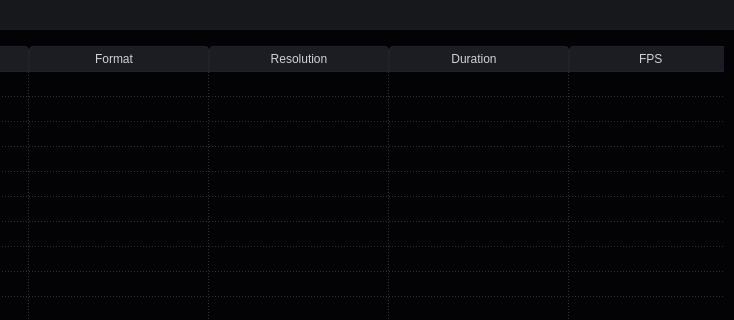
The window that app/mainwindow.ui (CineEncoder/cine-encoder) describes before a commit, drawn with Qt 5; both pictures show x 161 to 895 and y 0 to 320 of the 895 by 670 pixel window.
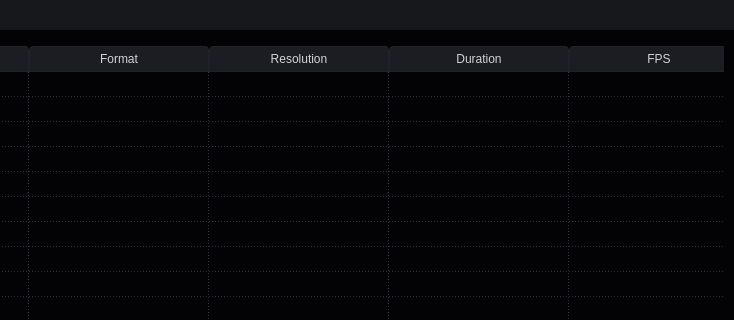
The same window after the commit. Icons and pictures are not drawn.

```diff
--- a/app/mainwindow.ui
+++ b/app/mainwindow.ui
@@ -897,181 +897,289 @@
              <property name="text">
               <string>File name</string>
              </property>
+             <property name="textAlignment">
+              <set>AlignCenter</set>
+             </property>
             </column>
             <column>
              <property name="text">
-              <string>Format   </string>
+              <string>Format</string>
+             </property>
+             <property name="textAlignment">
+              <set>AlignCenter</set>
              </property>
             </column>
             <column>
              <property name="text">
               <string>Resolution</string>
              </property>
+             <property name="textAlignment">
+              <set>AlignCenter</set>
+             </property>
             </column>
             <column>
              <property name="text">
-              <string>Duration   </string>
+              <string>Duration</string>
              </property>
+             <property name="textAlignment">
+              <set>AlignCenter</set>
+             </property>
             </column>
             <column>
              <property name="text">
-              <string>FPS     </string>
+              <string>FPS</string>
              </property>
+             <property name="textAlignment">
+              <set>AlignCenter</set>
+             </property>
             </column>
             <column>
              <property name="text">
-              <string>AR     </string>
+              <string>AR</string>
              </property>
+             <property name="textAlignment">
+              <set>AlignCenter</set>
+             </property>
             </column>
             <column>
              <property name="text">
-              <string>Status   </string>
+              <string>Status</string>
              </property>
+             <property name="textAlignment">
+              <set>AlignCenter</set>
+             </property>
             </column>
             <column>
              <property name="text">
-              <string>Bitrate    </string>
+              <string>Bitrate</string>
+             </property>
+             <property name="textAlignment">
+              <set>AlignCenter</set>
              </property>
             </column>
             <column>
              <property name="text">
               <string>Sbsmpl</string>
              </property>
+             <property name="textAlignment">
+              <set>AlignCenter</set>
+             </property>
             </column>
             <column>
              <property name="text">
               <string>Bit dpth</string>
              </property>
+             <property name="textAlignment">
+              <set>AlignCenter</set>
+             </property>
             </column>
             <column>
              <property name="text">
               <string>Clr space</string>
              </property>
+             <property name="textAlignment">
+              <set>AlignCenter</set>
+             </property>
             </column>
             <column>
              <property name="text">
               <string>Color range</string>
              </property>
+             <property name="textAlignment">
+              <set>AlignCenter</set>
+             </property>
             </column>
             <column>
              <property name="text">
               <string>Color prim</string>
              </property>
+             <property name="textAlignment">
+              <set>AlignCenter</set>
+             </property>
             </column>
             <column>
              <property name="text">
               <string>Color mtrx</string>
              </property>
+             <property name="textAlignment">
+              <set>AlignCenter</set>
+             </property>
             </column>
             <column>
              <property name="text">
               <string>Transfer</string>
              </property>
+             <property name="textAlignment">
+              <set>AlignCenter</set>
+             </property>
             </column>
             <column>
              <property name="text">
               <string>Max lum</string>
              </property>
+             <property name="textAlignment">
+              <set>AlignCenter</set>
+             </property>
             </column>
             <column>
              <property name="text">
               <string>Min lum</string>
              </property>
+             <property name="textAlignment">
+              <set>AlignCenter</set>
+             </property>
             </column>
             <column>
              <property name="text">
               <string>Max CLL</string>
              </property>
+             <property name="textAlignment">
+              <set>AlignCenter</set>
+             </property>
             </column>
             <column>
              <property name="text">
               <string>Max Fall</string>
              </property>
+             <property name="textAlignment">
+              <set>AlignCenter</set>
+             </property>
             </column>
             <column>
              <property name="text">
               <string>Master display</string>
              </property>
+             <property name="textAlignment">
+              <set>AlignCenter</set>
+             </property>
             </column>
             <column>
              <property name="text">
-              <string>Path        </string>
+              <string>Path</string>
              </property>
+             <property name="textAlignment">
+              <set>AlignCenter</set>
+             </property>
             </column>
             <column>
              <property name="text">
-              <string>Dur     </string>
+              <string>Dur</string>
+             </property>
+             <property name="textAlignment">
+              <set>AlignCenter</set>
              </property>
             </column>
             <column>
              <property name="text">
               <string>Chroma coord</string>
              </property>
+             <property name="textAlignment">
+              <set>AlignCenter</set>
+             </property>
             </column>
             <column>
              <property name="text">
               <string>White coord</string>
              </property>
+             <property name="textAlignment">
+              <set>AlignCenter</set>
+             </property>
             </column>
             <column>
              <property name="text">
               <string>Stream size</string>
              </property>
+             <property name="textAlignment">
+              <set>AlignCenter</set>
+             </property>
             </column>
             <column>
              <property name="text">
               <string>Width</string>
              </property>
+             <property name="textAlignment">
+              <set>AlignCenter</set>
+             </property>
             </column>
             <column>
              <property name="text">
               <string>Height</string>
              </property>
+             <property name="textAlignment">
+              <set>AlignCenter</set>
+             </property>
             </column>
             <column>
              <property name="text">
               <string>Audio #1</string>
              </property>
+             <property name="textAlignment">
+              <set>AlignCenter</set>
+             </property>
             </column>
             <column>
              <property name="text">
               <string>Audio #2</string>
              </property>
+             <property name="textAlignment">
+              <set>AlignCenter</set>
+             </property>
             </column>
             <column>
              <property name="text">
               <string>Audio #3</string>
              </property>
+             <property name="textAlignment">
+              <set>AlignCenter</set>
+             </property>
             </column>
             <column>
              <property name="text">
               <string>Audio #4</string>
              </property>
+             <property name="textAlignment">
+              <set>AlignCenter</set>
+             </property>
             </column>
             <column>
              <property name="text">
               <string>Audio #5</string>
              </property>
+             <property name="textAlignment">
+              <set>AlignCenter</set>
+             </property>
             </column>
             <column>
              <property name="text">
               <string>Audio #6</string>
              </property>
+             <property name="textAlignment">
+              <set>AlignCenter</set>
+             </property>
             </column>
             <column>
              <property name="text">
               <string>Audio #7</string>
              </property>
+             <property name="textAlignment">
+              <set>AlignCenter</set>
+             </property>
             </column>
             <column>
              <property name="text">
               <string>Audio #8</string>
              </property>
+             <property name="textAlignment">
+              <set>AlignCenter</set>
+             </property>
             </column>
             <column>
              <property name="text">
               <string>Audio #9</string>
              </property>
+             <property name="textAlignment">
+              <set>AlignCenter</set>
+             </property>
             </column>
            </widget>
           </item>
```
